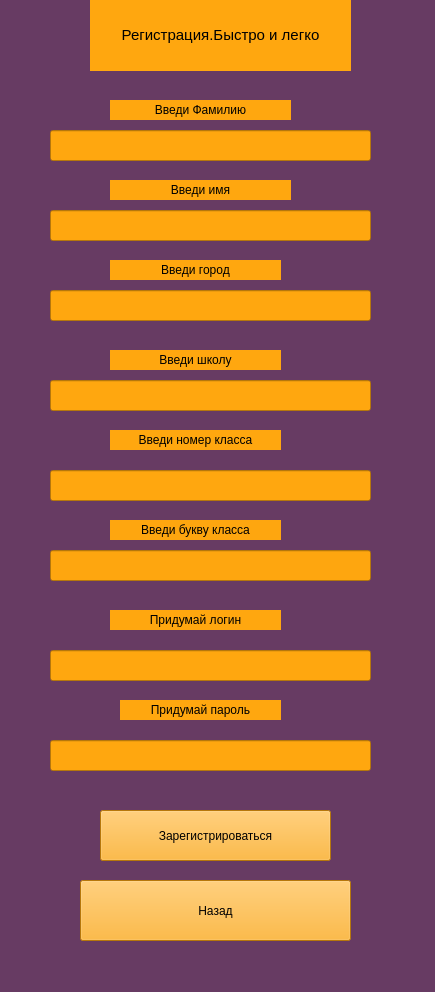
Old version of the form data/design_regist_Student.ui in the repository geoiva05/wardrobe_of_leg.
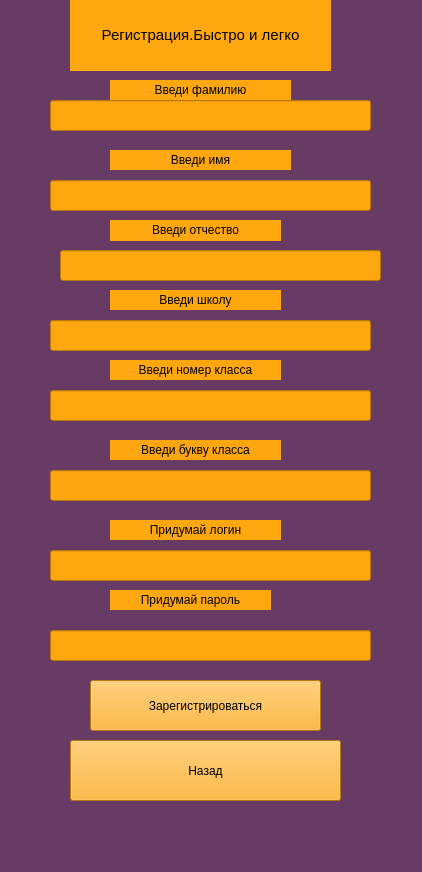
New version of the form.

Diff of the .ui file:
```diff
--- a/data/design_regist_Student.ui
+++ b/data/design_regist_Student.ui
@@ -6,8 +6,8 @@
    <rect>
     <x>0</x>
     <y>0</y>
-    <width>435</width>
-    <height>992</height>
+    <width>422</width>
+    <height>872</height>
    </rect>
   </property>
   <property name="windowTitle">
@@ -20,8 +20,8 @@
    <widget class="QPushButton" name="btn_registration">
     <property name="geometry">
      <rect>
-      <x>100</x>
-      <y>810</y>
+      <x>90</x>
+      <y>680</y>
       <width>231</width>
       <height>51</height>
      </rect>
@@ -36,8 +36,8 @@
    <widget class="QPushButton" name="btn_go_back">
     <property name="geometry">
      <rect>
-      <x>80</x>
-      <y>880</y>
+      <x>70</x>
+      <y>740</y>
       <width>271</width>
       <height>61</height>
      </rect>
@@ -52,7 +52,7 @@
    <widget class="QLabel" name="info">
     <property name="geometry">
      <rect>
-      <x>90</x>
+      <x>70</x>
       <y>0</y>
       <width>261</width>
       <height>71</height>
@@ -68,8 +68,8 @@
    <widget class="QLineEdit" name="edit_city">
     <property name="geometry">
      <rect>
-      <x>50</x>
-      <y>290</y>
+      <x>60</x>
+      <y>250</y>
       <width>321</width>
       <height>31</height>
      </rect>
@@ -82,7 +82,7 @@
     <property name="geometry">
      <rect>
       <x>50</x>
-      <y>380</y>
+      <y>320</y>
       <width>321</width>
       <height>31</height>
      </rect>
@@ -95,7 +95,7 @@
     <property name="geometry">
      <rect>
       <x>50</x>
-      <y>470</y>
+      <y>390</y>
       <width>321</width>
       <height>31</height>
      </rect>
@@ -108,7 +108,7 @@
     <property name="geometry">
      <rect>
       <x>50</x>
-      <y>650</y>
+      <y>550</y>
       <width>321</width>
       <height>31</height>
      </rect>
@@ -121,7 +121,7 @@
     <property name="geometry">
      <rect>
       <x>50</x>
-      <y>740</y>
+      <y>630</y>
       <width>321</width>
       <height>31</height>
      </rect>
@@ -134,7 +134,7 @@
     <property name="geometry">
      <rect>
       <x>50</x>
-      <y>210</y>
+      <y>180</y>
       <width>321</width>
       <height>31</height>
      </rect>
@@ -147,20 +147,20 @@
     <property name="geometry">
      <rect>
       <x>50</x>
-      <y>130</y>
-      <width>321</width>
-      <height>31</height>
-     </rect>
-    </property>
-    <property name="styleSheet">
-     <string notr="true">background-color: rgb(255, 167, 15);</string>
-    </property>
-   </widget>
-   <widget class="QLabel" name="lab_surname">
-    <property name="geometry">
-     <rect>
-      <x>110</x>
       <y>100</y>
+      <width>321</width>
+      <height>31</height>
+     </rect>
+    </property>
+    <property name="styleSheet">
+     <string notr="true">background-color: rgb(255, 167, 15);</string>
+    </property>
+   </widget>
+   <widget class="QLabel" name="lab_surname">
+    <property name="geometry">
+     <rect>
+      <x>110</x>
+      <y>80</y>
       <width>181</width>
       <height>20</height>
      </rect>
@@ -169,14 +169,14 @@
      <string notr="true">background-color: rgb(255, 167, 15);</string>
     </property>
     <property name="text">
-     <string>&lt;html&gt;&lt;head/&gt;&lt;body&gt;&lt;p align=&quot;center&quot;&gt;Введи Фамилию&lt;/p&gt;&lt;/body&gt;&lt;/html&gt;</string>
+     <string>&lt;html&gt;&lt;head/&gt;&lt;body&gt;&lt;p align=&quot;center&quot;&gt;Введи фамилию&lt;/p&gt;&lt;/body&gt;&lt;/html&gt;</string>
     </property>
    </widget>
    <widget class="QLabel" name="lab_name">
     <property name="geometry">
      <rect>
       <x>110</x>
-      <y>180</y>
+      <y>150</y>
       <width>181</width>
       <height>20</height>
      </rect>
@@ -192,23 +192,23 @@
     <property name="geometry">
      <rect>
       <x>110</x>
-      <y>260</y>
+      <y>220</y>
       <width>171</width>
-      <height>20</height>
+      <height>21</height>
      </rect>
     </property>
     <property name="styleSheet">
      <string notr="true">background-color: rgb(255, 167, 15);</string>
     </property>
     <property name="text">
-     <string>&lt;html&gt;&lt;head/&gt;&lt;body&gt;&lt;p align=&quot;center&quot;&gt;Введи город&lt;/p&gt;&lt;/body&gt;&lt;/html&gt;</string>
+     <string>&lt;html&gt;&lt;head/&gt;&lt;body&gt;&lt;p align=&quot;center&quot;&gt;Введи отчество&lt;/p&gt;&lt;/body&gt;&lt;/html&gt;</string>
     </property>
    </widget>
    <widget class="QLabel" name="lab_school">
     <property name="geometry">
      <rect>
       <x>110</x>
-      <y>350</y>
+      <y>290</y>
       <width>171</width>
       <height>20</height>
      </rect>
@@ -224,7 +224,7 @@
     <property name="geometry">
      <rect>
       <x>110</x>
-      <y>430</y>
+      <y>360</y>
       <width>171</width>
       <height>20</height>
      </rect>
@@ -240,7 +240,7 @@
     <property name="geometry">
      <rect>
       <x>110</x>
-      <y>610</y>
+      <y>520</y>
       <width>171</width>
       <height>20</height>
      </rect>
@@ -255,8 +255,8 @@
    <widget class="QLabel" name="lab_password">
     <property name="geometry">
      <rect>
-      <x>120</x>
-      <y>700</y>
+      <x>110</x>
+      <y>590</y>
       <width>161</width>
       <height>20</height>
      </rect>
@@ -272,7 +272,7 @@
     <property name="geometry">
      <rect>
       <x>110</x>
-      <y>520</y>
+      <y>440</y>
       <width>171</width>
       <height>20</height>
      </rect>
@@ -288,7 +288,7 @@
     <property name="geometry">
      <rect>
       <x>50</x>
-      <y>550</y>
+      <y>470</y>
       <width>321</width>
       <height>31</height>
      </rect>
```
Left out of the diff: 6 changed lines with no effect on the pictures.
